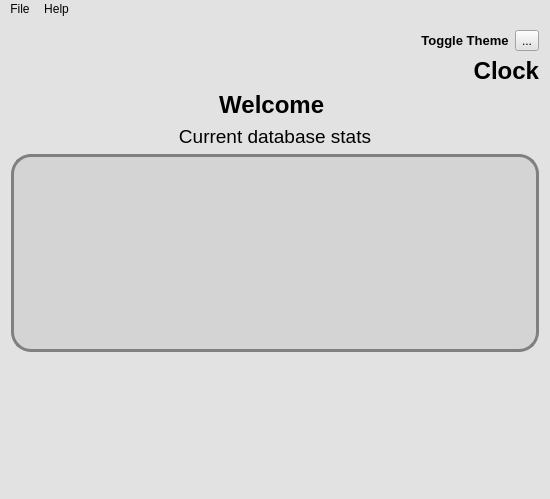
This is GUI-verklegtVika3/mainwindow.ui in streamerinn/Verklegt-1 as Qt 5 draws it before an edit. The edited form follows.
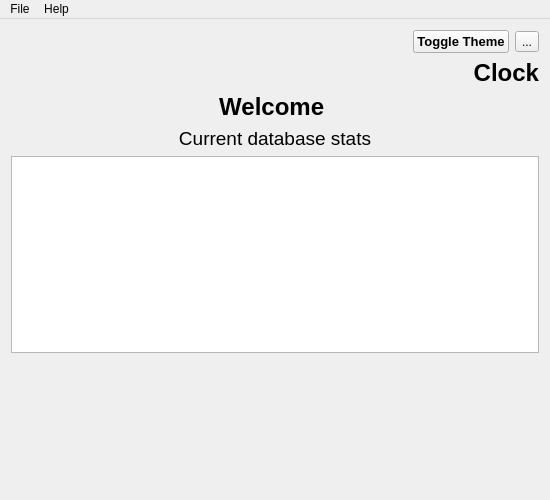
This is the edited form. Icons and pictures are not drawn.

```diff
--- a/GUI-verklegtVika3/mainwindow.ui
+++ b/GUI-verklegtVika3/mainwindow.ui
@@ -7,13 +7,13 @@
     <x>0</x>
     <y>0</y>
     <width>550</width>
-    <height>499</height>
+    <height>500</height>
    </rect>
   </property>
   <property name="minimumSize">
    <size>
     <width>550</width>
-    <height>450</height>
+    <height>500</height>
    </size>
   </property>
   <property name="maximumSize">
@@ -26,9 +26,7 @@
    <string>Ca$:H</string>
   </property>
   <property name="styleSheet">
-   <string notr="true">background-color: rgb(226, 226, 226);
-
-</string>
+   <string notr="true"/>
   </property>
   <widget class="QWidget" name="centralWidget">
    <property name="styleSheet">
@@ -71,37 +69,7 @@
            </font>
           </property>
           <property name="styleSheet">
-           <string notr="true">#toggle_theme
-{
-border-style:none;
-}
-
-
-
-#toggle_theme:hover
-{
- 
-
-
-
-
-border: 3px;
-
-border-style: solid;
-border-radius: 7;
-
-
-
-
-
-padding: 3px;
-padding-left: 5px;
-padding-right: 5px;
-	border-color: rgb(152, 152, 152);
-
-
-
-}</string>
+           <string notr="true"/>
           </property>
           <property name="text">
            <string>Toggle Theme</string>
@@ -200,18 +168,7 @@
          <string>&lt;html&gt;&lt;head/&gt;&lt;body&gt;&lt;p align=&quot;center&quot;&gt;&lt;br/&gt;&lt;/p&gt;&lt;/body&gt;&lt;/html&gt;</string>
         </property>
         <property name="styleSheet">
-         <string notr="true">#listStats
-{
-
-font-size: 30%;
-	background-color: rgb(212, 212, 212);
-alternate-background-color: rgb(0, 0, 0);
-border: 3px solid gray;
-border-radius: 20px;
-
-
-
-}</string>
+         <string notr="true"/>
         </property>
         <property name="flow">
          <enum>QListView::TopToBottom</enum>
```
Left out of the diff: 8 changed lines with no effect on the pictures.
